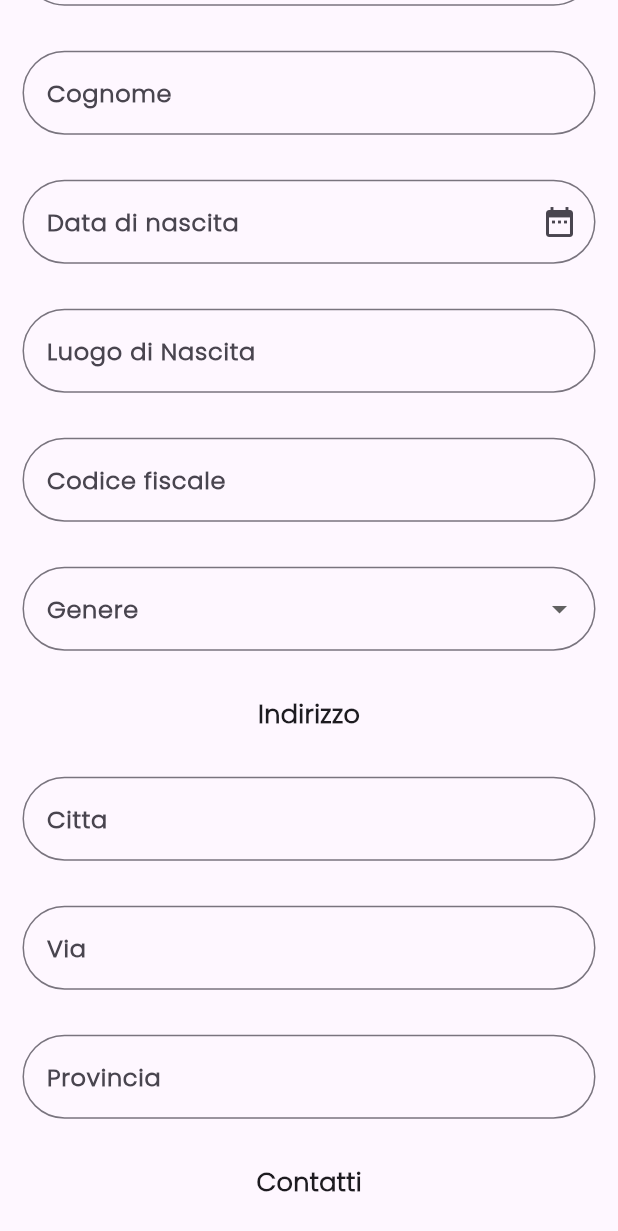
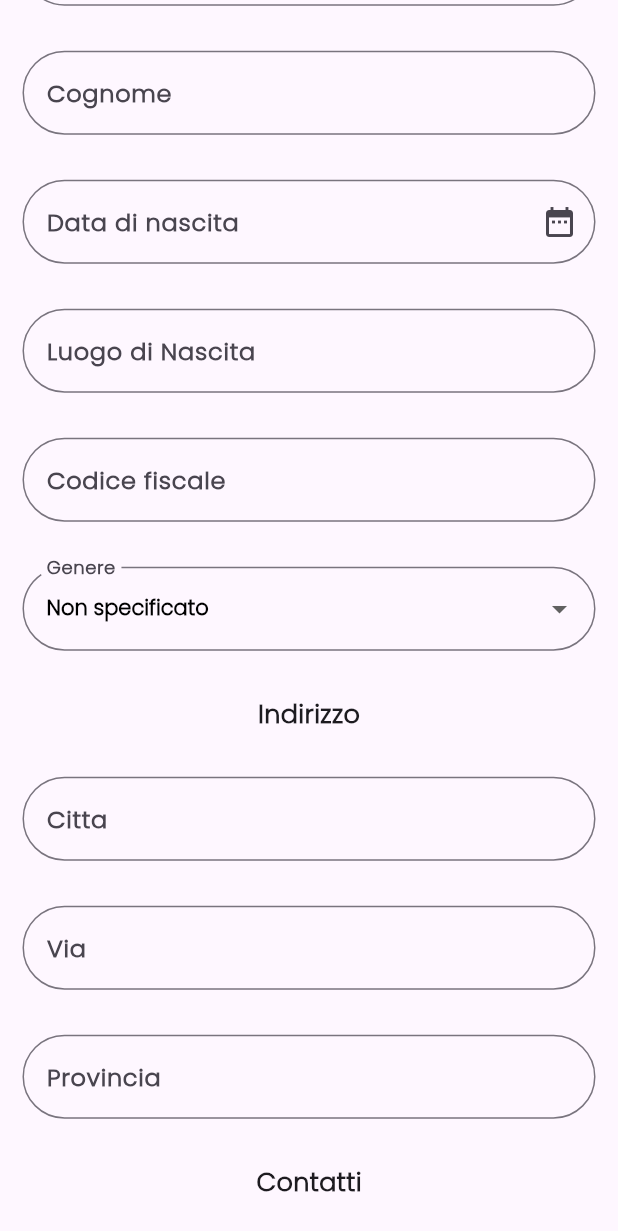
Before and after one commit to rebeccadimatteo/ReStart, a Flutter app: the SignUpPage screen opened by its route, scrolled down 576 dp, on a phone screen of 412 x 824 dp. Shown: the top 1231 px of the screen. Run offline on Flutter 3.47's test engine with Material 3 defaults, Android fonts, the phone set to English and light mode, and no system bars; our stand-ins replace date_field, image_picker, shelf; missing offline and left inert: dart_jsonwebtoken, flutter_session_manager, postgres, shelf_multipart, shelf_router; network calls fail.

Commit message:
generic_app_bar, home_utente, signup

```diff
--- a/ReStart/lib/presentation/components/generic_app_bar.dart
+++ b/ReStart/lib/presentation/components/generic_app_bar.dart
@@ -52,7 +52,7 @@ class GenericAppBar extends StatelessWidget implements PreferredSizeWidget {
   }
 
   /// Costruisce un [Drawer] che contiene varie opzioni di navigazione.
-  static Widget buildDrawer(BuildContext context) {
+  static Widget buildDrawer(BuildContext context, {Key? key}) {
     return Drawer(
       child: Container(
         decoration: const BoxDecoration(
--- a/ReStart/lib/presentation/screens/home/home_utente.dart
+++ b/ReStart/lib/presentation/screens/home/home_utente.dart
@@ -84,7 +84,7 @@ class _HomeUtenteState extends State<HomeUtente> {
       appBar: GenericAppBar(
         showBackButton: false,
       ),
-      endDrawer: GenericAppBar.buildDrawer(context),
+      endDrawer: GenericAppBar.buildDrawer(context, key: const Key('drawer')),
       body: CustomScrollView(
         slivers: [
           const SliverToBoxAdapter(
--- a/ReStart/lib/presentation/screens/login_signup/signup.dart
+++ b/ReStart/lib/presentation/screens/login_signup/signup.dart
@@ -13,7 +13,7 @@ class SignUpPage extends StatefulWidget {
 
 class _SignUpState extends State<SignUpPage> {
   final _formKey = GlobalKey<FormState>();
-  String? _selectedGender;
+  String? _selectedGender = 'Non specificato';
   DateTime? selectedDate;
   XFile? _image;
 
```
